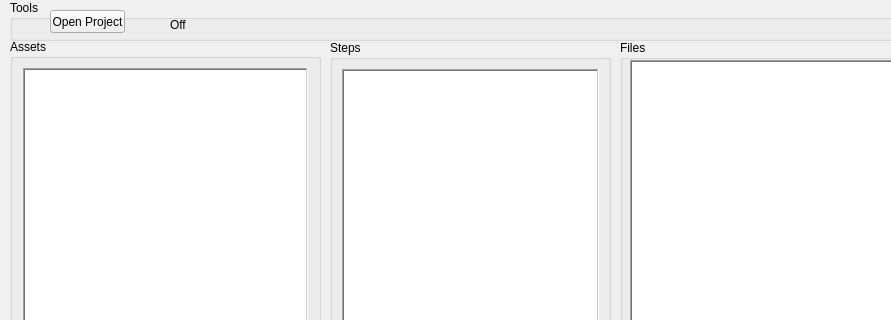
First picture: the form in UI/MainWindow.ui, repository Fxnarji/Primux, before the edit; both pictures show x 0 to 891 and y 0 to 320 of the 1227 by 499 pixel window.
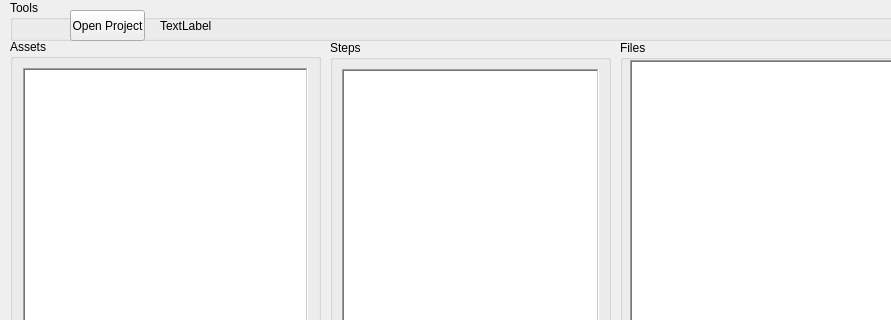
Second picture: the form after the edit.

Diff of the .ui file:
```diff
--- a/UI/MainWindow.ui
+++ b/UI/MainWindow.ui
@@ -137,10 +137,10 @@
     <widget class="QPushButton" name="bt_populate_list">
      <property name="geometry">
       <rect>
-       <x>40</x>
+       <x>60</x>
        <y>10</y>
        <width>75</width>
-       <height>23</height>
+       <height>31</height>
       </rect>
      </property>
      <property name="text">
@@ -150,14 +150,14 @@
     <widget class="QLabel" name="out_status">
      <property name="geometry">
       <rect>
-       <x>160</x>
-       <y>10</y>
-       <width>94</width>
-       <height>29</height>
+       <x>150</x>
+       <y>15</y>
+       <width>621</width>
+       <height>21</height>
       </rect>
      </property>
      <property name="text">
-      <string>Off</string>
+      <string>TextLabel</string>
      </property>
     </widget>
    </widget>
```
Left out of the diff: 2 changed lines with no effect on the pictures.
